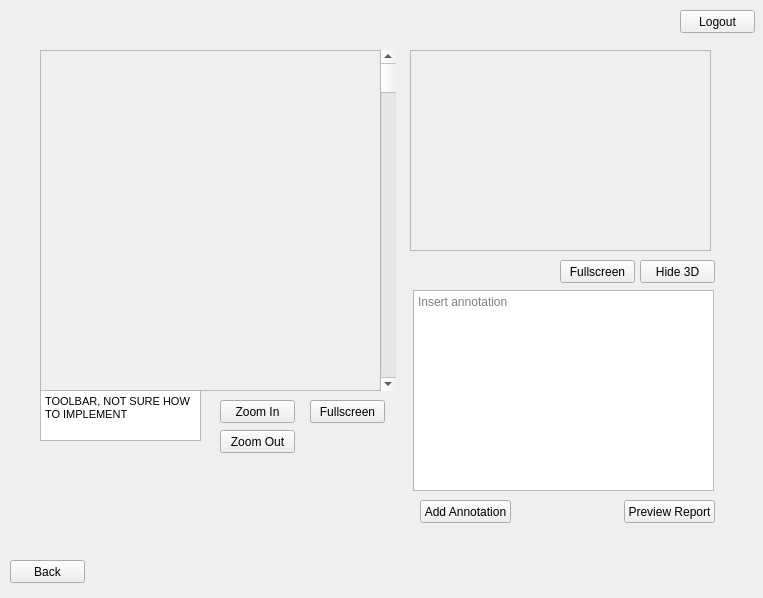
The window that UI/rad.ui (nilsgehlin/team-dft) describes before a commit, drawn with Qt 5.
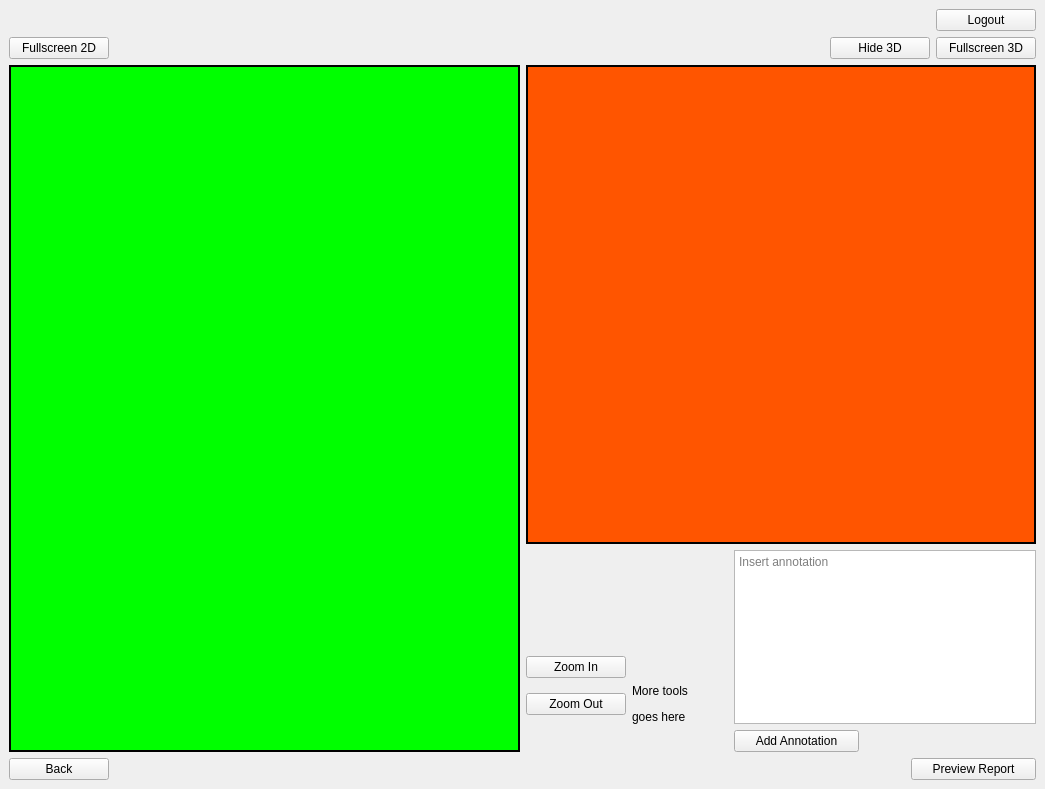
The same window after the commit. The open tabs and pages were chosen to show the change.

Commit message: Update patient and radiologist to adjust layout when changing size of window

What changed in the file:
```diff
--- a/UI/rad.ui
+++ b/UI/rad.ui
@@ -6,8 +6,8 @@
    <rect>
     <x>0</x>
     <y>0</y>
-    <width>763</width>
-    <height>598</height>
+    <width>1045</width>
+    <height>789</height>
    </rect>
   </property>
   <property name="windowTitle">
@@ -331,225 +331,392 @@
    </widget>
   </widget>
   <widget class="QWidget" name="page_rad_diagnose">
-   <widget class="QPushButton" name="page_rad_diagnose_button_2d_fullscreen">
-    <property name="geometry">
-     <rect>
-      <x>310</x>
-      <y>400</y>
-      <width>75</width>
-      <height>23</height>
-     </rect>
-    </property>
-    <property name="text">
-     <string>Fullscreen</string>
-    </property>
-   </widget>
-   <widget class="QPushButton" name="page_rad_diagnose_button_logout">
-    <property name="geometry">
-     <rect>
-      <x>680</x>
-      <y>10</y>
-      <width>75</width>
-      <height>23</height>
-     </rect>
-    </property>
-    <property name="text">
-     <string>Logout</string>
-    </property>
-   </widget>
-   <widget class="QPushButton" name="page_rad_diagnose_button_hide_3d">
-    <property name="geometry">
-     <rect>
-      <x>640</x>
-      <y>260</y>
-      <width>75</width>
-      <height>23</height>
-     </rect>
-    </property>
-    <property name="text">
-     <string>Hide 3D</string>
-    </property>
-   </widget>
-   <widget class="QPushButton" name="page_rad_diagnose_button_3d_fullscreen">
-    <property name="geometry">
-     <rect>
-      <x>560</x>
-      <y>260</y>
-      <width>75</width>
-      <height>23</height>
-     </rect>
-    </property>
-    <property name="text">
-     <string>Fullscreen</string>
-    </property>
-   </widget>
-   <widget class="QScrollBar" name="page_rad_diagnose_2d_scroll">
-    <property name="geometry">
-     <rect>
-      <x>380</x>
-      <y>50</y>
-      <width>16</width>
-      <height>341</height>
-     </rect>
-    </property>
-    <property name="orientation">
-     <enum>Qt::Vertical</enum>
-    </property>
-   </widget>
-   <widget class="QPushButton" name="page_rad_diagnose_button_back">
-    <property name="geometry">
-     <rect>
-      <x>10</x>
-      <y>560</y>
-      <width>75</width>
-      <height>23</height>
-     </rect>
-    </property>
-    <property name="text">
-     <string>Back</string>
-    </property>
-   </widget>
-   <widget class="QPushButton" name="page_rad_diagnose_button_preview_report">
-    <property name="geometry">
-     <rect>
-      <x>624</x>
-      <y>500</y>
-      <width>91</width>
-      <height>23</height>
-     </rect>
-    </property>
-    <property name="text">
-     <string>Preview Report</string>
-    </property>
-   </widget>
-   <widget class="QTextBrowser" name="page_rad_diagnose_toolbar_help">
-    <property name="geometry">
-     <rect>
-      <x>40</x>
-      <y>390</y>
-      <width>161</width>
-      <height>51</height>
-     </rect>
-    </property>
-    <property name="html">
-     <string>&lt;!DOCTYPE HTML PUBLIC &quot;-//W3C//DTD HTML 4.0//EN&quot; &quot;http://www.w3.org/TR/REC-html40/strict.dtd&quot;&gt;
-&lt;html&gt;&lt;head&gt;&lt;meta name=&quot;qrichtext&quot; content=&quot;1&quot; /&gt;&lt;style type=&quot;text/css&quot;&gt;
-p, li { white-space: pre-wrap; }
-&lt;/style&gt;&lt;/head&gt;&lt;body style=&quot; font-family:'MS Shell Dlg 2'; font-size:8.25pt; font-weight:400; font-style:normal;&quot;&gt;
-&lt;p style=&quot; margin-top:0px; margin-bottom:0px; margin-left:0px; margin-right:0px; -qt-block-indent:0; text-indent:0px;&quot;&gt;TOOLBAR, NOT SURE HOW TO IMPLEMENT&lt;/p&gt;&lt;/body&gt;&lt;/html&gt;</string>
-    </property>
-   </widget>
-   <widget class="QPushButton" name="page_rad_diagnose_button_2d_zoom_in">
-    <property name="geometry">
-     <rect>
-      <x>220</x>
-      <y>400</y>
-      <width>75</width>
-      <height>23</height>
-     </rect>
-    </property>
-    <property name="text">
-     <string>Zoom In</string>
-    </property>
-   </widget>
-   <widget class="QPushButton" name="page_rad_diagnose_button_2d_zoom_out">
-    <property name="geometry">
-     <rect>
-      <x>220</x>
-      <y>430</y>
-      <width>75</width>
-      <height>23</height>
-     </rect>
-    </property>
-    <property name="text">
-     <string>Zoom Out</string>
-    </property>
-   </widget>
-   <widget class="QTextEdit" name="page_rad_diagnose_insert_annotations">
-    <property name="geometry">
-     <rect>
-      <x>413</x>
-      <y>290</y>
-      <width>301</width>
-      <height>201</height>
-     </rect>
-    </property>
-    <property name="html">
-     <string>&lt;!DOCTYPE HTML PUBLIC &quot;-//W3C//DTD HTML 4.0//EN&quot; &quot;http://www.w3.org/TR/REC-html40/strict.dtd&quot;&gt;
-&lt;html&gt;&lt;head&gt;&lt;meta name=&quot;qrichtext&quot; content=&quot;1&quot; /&gt;&lt;style type=&quot;text/css&quot;&gt;
-p, li { white-space: pre-wrap; }
-&lt;/style&gt;&lt;/head&gt;&lt;body style=&quot; font-family:'MS Shell Dlg 2'; font-size:8.25pt; font-weight:400; font-style:normal;&quot;&gt;
-&lt;p style=&quot;-qt-paragraph-type:empty; margin-top:0px; margin-bottom:0px; margin-left:0px; margin-right:0px; -qt-block-indent:0; text-indent:0px;&quot;&gt;&lt;br /&gt;&lt;/p&gt;&lt;/body&gt;&lt;/html&gt;</string>
-    </property>
-    <property name="placeholderText">
-     <string>Insert annotation</string>
-    </property>
-   </widget>
+   <layout class="QGridLayout" name="gridLayout_10">
+    <item row="4" column="2" rowspan="2">
    <widget class="QFrame" name="page_rad_diagnose_2d_view_frame">
-    <property name="geometry">
-     <rect>
-      <x>40</x>
-      <y>50</y>
-      <width>341</width>
-      <height>341</height>
-     </rect>
+      <property name="minimumSize">
+       <size>
+        <width>400</width>
+        <height>400</height>
+       </size>
+      </property>
+      <property name="styleSheet">
+       <string notr="true">background-color: rgb(0, 0, 0);</string>
     </property>
     <property name="frameShape">
-     <enum>QFrame::StyledPanel</enum>
+       <enum>QFrame::Box</enum>
     </property>
     <property name="frameShadow">
      <enum>QFrame::Raised</enum>
     </property>
+      <layout class="QGridLayout" name="page_rad_diagnose_2d_view_frame_grid">
+       <property name="leftMargin">
+        <number>0</number>
+       </property>
+       <property name="topMargin">
+        <number>0</number>
+       </property>
+       <property name="rightMargin">
+        <number>0</number>
+       </property>
+       <property name="bottomMargin">
+        <number>0</number>
+       </property>
+       <item row="0" column="0">
     <widget class="QWidget" name="page_rad_diagnose_2d_view" native="true">
-     <property name="geometry">
-      <rect>
-       <x>0</x>
-       <y>0</y>
-       <width>341</width>
-       <height>341</height>
-      </rect>
-     </property>
-    </widget>
-   </widget>
+         <property name="styleSheet">
+          <string notr="true">background-color: rgb(0, 255, 0);</string>
+         </property>
+        </widget>
+       </item>
+      </layout>
+     </widget>
+    </item>
+    <item row="6" column="2">
+     <widget class="QPushButton" name="page_rad_diagnose_button_back">
+      <property name="minimumSize">
+       <size>
+        <width>100</width>
+        <height>0</height>
+       </size>
+      </property>
+      <property name="maximumSize">
+       <size>
+        <width>100</width>
+        <height>16777215</height>
+       </size>
+      </property>
+      <property name="text">
+       <string>Back</string>
+      </property>
+     </widget>
+    </item>
+    <item row="4" column="5">
    <widget class="QFrame" name="page_rad_diagnose_3d_view_frame">
-    <property name="geometry">
-     <rect>
-      <x>410</x>
-      <y>50</y>
-      <width>301</width>
-      <height>201</height>
-     </rect>
+      <property name="styleSheet">
+       <string notr="true">background-color: rgb(0, 0, 0);</string>
     </property>
     <property name="frameShape">
-     <enum>QFrame::StyledPanel</enum>
+       <enum>QFrame::Box</enum>
     </property>
     <property name="frameShadow">
      <enum>QFrame::Raised</enum>
     </property>
+      <layout class="QGridLayout" name="page_rad_diagnose_3d_view_frame_grid">
+       <property name="leftMargin">
+        <number>0</number>
+       </property>
+       <property name="topMargin">
+        <number>0</number>
+       </property>
+       <property name="rightMargin">
+        <number>0</number>
+       </property>
+       <property name="bottomMargin">
+        <number>0</number>
+       </property>
+       <item row="0" column="0">
     <widget class="QWidget" name="page_rad_diagnose_3d_view" native="true">
-     <property name="geometry">
-      <rect>
-       <x>0</x>
-       <y>0</y>
-       <width>301</width>
-       <height>201</height>
-      </rect>
-     </property>
-    </widget>
-   </widget>
+         <property name="styleSheet">
+          <string notr="true">background-color: rgb(255, 85, 0);</string>
+         </property>
+        </widget>
+       </item>
+      </layout>
+     </widget>
+    </item>
+    <item row="6" column="5">
+     <widget class="QPushButton" name="page_rad_diagnose_button_preview_report">
+      <property name="minimumSize">
+       <size>
+        <width>125</width>
+        <height>0</height>
+       </size>
+      </property>
+      <property name="maximumSize">
+       <size>
+        <width>125</width>
+        <height>16777215</height>
+       </size>
+      </property>
+      <property name="layoutDirection">
+       <enum>Qt::RightToLeft</enum>
+      </property>
+      <property name="text">
+       <string>Preview Report</string>
+      </property>
+     </widget>
+    </item>
+    <item row="2" column="2">
+     <layout class="QGridLayout" name="gridLayout_12">
+      <item row="0" column="0">
+       <widget class="QPushButton" name="page_rad_diagnose_button_2d_fullscreen">
+        <property name="minimumSize">
+         <size>
+          <width>100</width>
+          <height>0</height>
+         </size>
+        </property>
+        <property name="maximumSize">
+         <size>
+          <width>100</width>
+          <height>16777215</height>
+         </size>
+        </property>
+        <property name="text">
+         <string>Fullscreen 2D</string>
+        </property>
+       </widget>
+      </item>
+      <item row="0" column="1">
+       <spacer name="horizontalSpacer_11">
+        <property name="orientation">
+         <enum>Qt::Horizontal</enum>
+        </property>
+        <property name="sizeHint" stdset="0">
+         <size>
+          <width>40</width>
+          <height>20</height>
+         </size>
+        </property>
+       </spacer>
+      </item>
+     </layout>
+    </item>
+    <item row="0" column="5">
+     <layout class="QGridLayout" name="gridLayout_9">
+      <property name="topMargin">
+       <number>0</number>
+      </property>
+      <item row="0" column="1">
+       <widget class="QPushButton" name="page_rad_diagnose_button_logout">
+        <property name="minimumSize">
+         <size>
+          <width>100</width>
+          <height>0</height>
+         </size>
+        </property>
+        <property name="maximumSize">
+         <size>
+          <width>100</width>
+          <height>16777215</height>
+         </size>
+        </property>
+        <property name="text">
+         <string>Logout</string>
+        </property>
+       </widget>
+      </item>
+      <item row="0" column="0">
+       <spacer name="horizontalSpacer_9">
+        <property name="orientation">
+         <enum>Qt::Horizontal</enum>
+        </property>
+        <property name="sizeHint" stdset="0">
+         <size>
+          <width>40</width>
+          <height>20</height>
+         </size>
+        </property>
+       </spacer>
+      </item>
+     </layout>
+    </item>
+    <item row="2" column="5">
+     <layout class="QGridLayout" name="gridLayout_11">
+      <item row="0" column="2">
+       <widget class="QPushButton" name="page_rad_diagnose_button_3d_fullscreen">
+        <property name="minimumSize">
+         <size>
+          <width>100</width>
+          <height>0</height>
+         </size>
+        </property>
+        <property name="maximumSize">
+         <size>
+          <width>100</width>
+          <height>16777215</height>
+         </size>
+        </property>
+        <property name="text">
+         <string>Fullscreen 3D</string>
+        </property>
+       </widget>
+      </item>
+      <item row="0" column="1">
+       <widget class="QPushButton" name="page_rad_diagnose_button_hide_3d">
+        <property name="minimumSize">
+         <size>
+          <width>100</width>
+          <height>0</height>
+         </size>
+        </property>
+        <property name="maximumSize">
+         <size>
+          <width>100</width>
+          <height>16777215</height>
+         </size>
+        </property>
+        <property name="text">
+         <string>Hide 3D</string>
+        </property>
+       </widget>
+      </item>
+      <item row="0" column="0">
+       <spacer name="horizontalSpacer_10">
+        <property name="orientation">
+         <enum>Qt::Horizontal</enum>
+        </property>
+        <property name="sizeHint" stdset="0">
+         <size>
+          <width>40</width>
+          <height>20</height>
+         </size>
+        </property>
+       </spacer>
+      </item>
+     </layout>
+    </item>
+    <item row="5" column="5">
+     <layout class="QGridLayout" name="gridLayout_8">
+      <item row="4" column="3">
+       <spacer name="horizontalSpacer_13">
+        <property name="orientation">
+         <enum>Qt::Horizontal</enum>
+        </property>
+        <property name="sizeType">
+         <enum>QSizePolicy::Maximum</enum>
+        </property>
+        <property name="sizeHint" stdset="0">
+         <size>
+          <width>40</width>
+          <height>20</height>
+         </size>
+        </property>
+       </spacer>
+      </item>
+      <item row="4" column="4">
    <widget class="QPushButton" name="page_rad_diagnose_button_add_annotation">
-    <property name="geometry">
-     <rect>
-      <x>420</x>
-      <y>500</y>
-      <width>91</width>
-      <height>23</height>
-     </rect>
+        <property name="minimumSize">
+         <size>
+          <width>125</width>
+          <height>0</height>
+         </size>
+        </property>
+        <property name="maximumSize">
+         <size>
+          <width>125</width>
+          <height>16777215</height>
+         </size>
+        </property>
+        <property name="layoutDirection">
+         <enum>Qt::LeftToRight</enum>
     </property>
     <property name="text">
      <string>Add Annotation</string>
     </property>
    </widget>
+      </item>
+      <item row="2" column="1">
+       <widget class="QPushButton" name="page_rad_diagnose_button_2d_zoom_out">
+        <property name="minimumSize">
+         <size>
+          <width>100</width>
+          <height>0</height>
+         </size>
+        </property>
+        <property name="maximumSize">
+         <size>
+          <width>100</width>
+          <height>16777215</height>
+         </size>
+        </property>
+        <property name="text">
+         <string>Zoom Out</string>
+        </property>
+       </widget>
+      </item>
+      <item row="2" column="2">
+       <widget class="QLabel" name="label_2">
+        <property name="text">
+         <string>&lt;html&gt;&lt;head/&gt;&lt;body&gt;&lt;p&gt;More tools&lt;/p&gt;&lt;p&gt;goes here&lt;/p&gt;&lt;/body&gt;&lt;/html&gt;</string>
+        </property>
+       </widget>
+      </item>
+      <item row="1" column="1">
+       <widget class="QPushButton" name="page_rad_diagnose_button_2d_zoom_in">
+        <property name="minimumSize">
+         <size>
+          <width>100</width>
+          <height>0</height>
+         </size>
+        </property>
+        <property name="maximumSize">
+         <size>
+          <width>100</width>
+          <height>16777215</height>
+         </size>
+        </property>
+        <property name="text">
+         <string>Zoom In</string>
+        </property>
+       </widget>
+      </item>
+      <item row="0" column="1">
+       <spacer name="verticalSpacer_2">
+        <property name="orientation">
+         <enum>Qt::Vertical</enum>
+        </property>
+        <property name="sizeType">
+         <enum>QSizePolicy::Maximum</enum>
+        </property>
+        <property name="sizeHint" stdset="0">
+         <size>
+          <width>20</width>
+          <height>100</height>
+         </size>
+        </property>
+       </spacer>
+      </item>
+      <item row="0" column="4" rowspan="3">
+       <widget class="QTextEdit" name="page_rad_diagnose_insert_annotations">
+        <property name="maximumSize">
+         <size>
+          <width>16777215</width>
+          <height>1000</height>
+         </size>
+        </property>
+        <property name="layoutDirection">
+         <enum>Qt::RightToLeft</enum>
+        </property>
+        <property name="html">
+         <string>&lt;!DOCTYPE HTML PUBLIC &quot;-//W3C//DTD HTML 4.0//EN&quot; &quot;http://www.w3.org/TR/REC-html40/strict.dtd&quot;&gt;
+&lt;html&gt;&lt;head&gt;&lt;meta name=&quot;qrichtext&quot; content=&quot;1&quot; /&gt;&lt;style type=&quot;text/css&quot;&gt;
+p, li { white-space: pre-wrap; }
+&lt;/style&gt;&lt;/head&gt;&lt;body style=&quot; font-family:'MS Shell Dlg 2'; font-size:8.25pt; font-weight:400; font-style:normal;&quot;&gt;
+&lt;p style=&quot;-qt-paragraph-type:empty; margin-top:0px; margin-bottom:0px; margin-left:0px; margin-right:0px; -qt-block-indent:0; text-indent:0px;&quot;&gt;&lt;br /&gt;&lt;/p&gt;&lt;/body&gt;&lt;/html&gt;</string>
+        </property>
+        <property name="placeholderText">
+         <string>Insert annotation</string>
+        </property>
+       </widget>
+      </item>
+      <item row="0" column="3" rowspan="3">
+       <spacer name="verticalSpacer">
+        <property name="orientation">
+         <enum>Qt::Vertical</enum>
+        </property>
+        <property name="sizeHint" stdset="0">
+         <size>
+          <width>20</width>
+          <height>40</height>
+         </size>
+        </property>
+       </spacer>
+      </item>
+     </layout>
+    </item>
+   </layout>
   </widget>
   <widget class="QWidget" name="page_rad_patient_page">
    <widget class="QTextBrowser" name="page_rad_patient_page_patient_infor">
```
Left out of the diff: 1433 changed lines with no effect on the pictures. Lines whose indentation alone changed are shown as unchanged. The commit also changes 10 other files.
